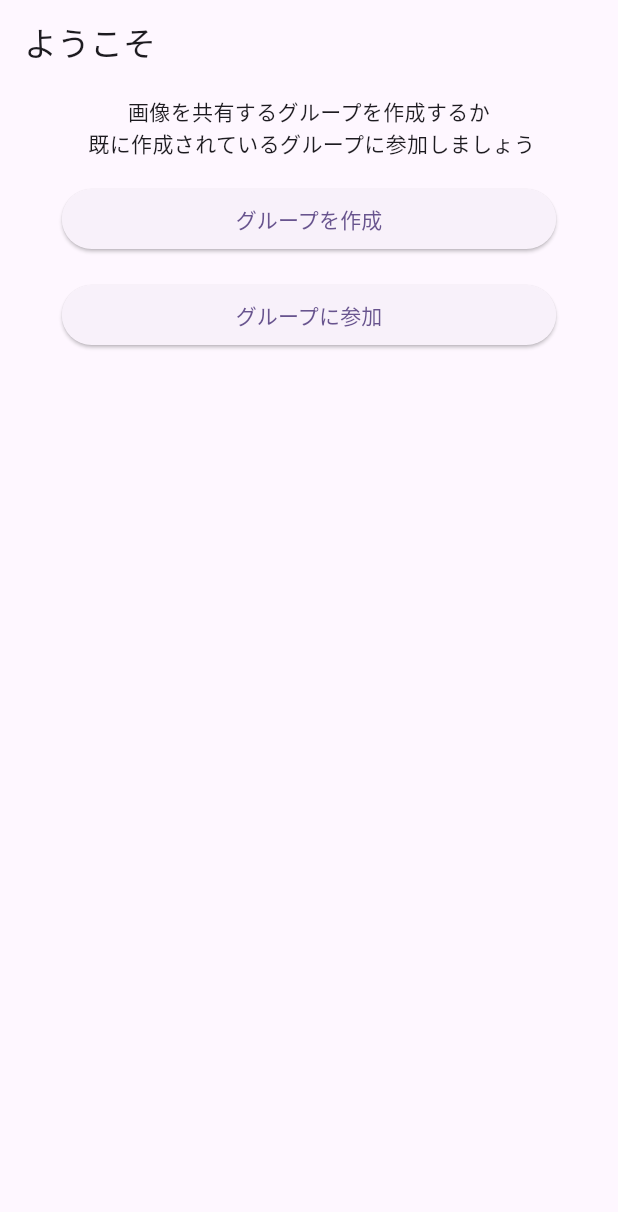
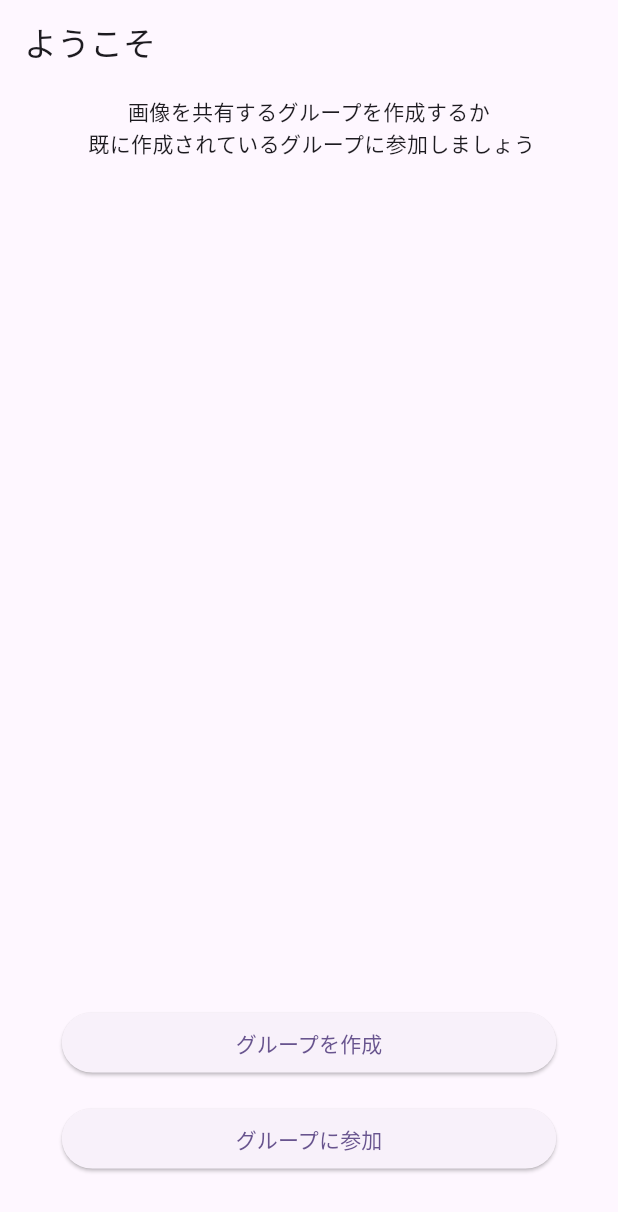
Before and after one commit to sansan-event-fusion/spark-2023-teamK, a Flutter app: the InitialScreen screen opened directly, on a phone screen of 412 x 824 dp. Shown: the top 1212 px of the screen. Run offline on Flutter 3.47's test engine with Material 2 defaults, Android fonts, the phone set to English and light mode, and no system bars; our stand-ins replace firebase_core, flutter_riverpod; accounts and stored records are empty.

Commit message:
edit buttons position

```diff
--- a/lib/view/initial/screens/initial_screen.dart
+++ b/lib/view/initial/screens/initial_screen.dart
@@ -22,6 +22,7 @@ class InitialScreen extends StatelessWidget {
                 textAlign: TextAlign.center,
               ),
             ),
+            const Spacer(),
             Padding(
               padding: const EdgeInsets.all(8.0),
               child: SizedBox(
@@ -56,6 +57,7 @@ class InitialScreen extends StatelessWidget {
                 ),
               ),
             ),
+            SizedBox(height: MediaQuery.of(context).size.height * 0.04,)
           ],
         ),
       ),
```
